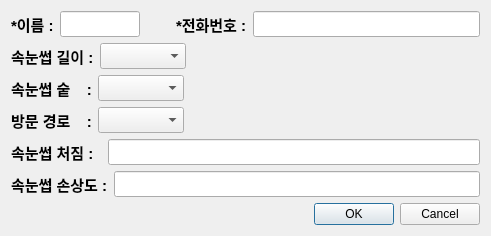
Qt form LSH/clientdialog.ui (Hoyas40/LSH) before a commit.
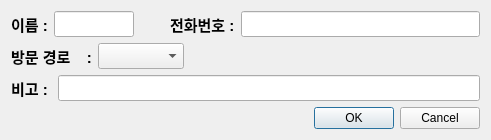
The same form after that commit.

Diff of the .ui file:
```diff
--- a/LSH/clientdialog.ui
+++ b/LSH/clientdialog.ui
@@ -7,7 +7,7 @@
     <x>0</x>
     <y>0</y>
     <width>491</width>
-    <height>217</height>
+    <height>130</height>
    </rect>
   </property>
   <property name="windowTitle">
@@ -26,7 +26,7 @@
         </font>
        </property>
        <property name="text">
-        <string>*이름 :</string>
+        <string>이름 :</string>
        </property>
       </widget>
      </item>
@@ -85,7 +85,7 @@
         </font>
        </property>
        <property name="text">
-        <string>*전화번호 :</string>
+        <string>전화번호 :</string>
        </property>
       </widget>
      </item>
@@ -105,90 +105,6 @@
      </item>
     </layout>
    </item>
-   <item>
-    <layout class="QHBoxLayout" name="horizontalLayout_3">
-     <item>
-      <widget class="QLabel" name="label_4">
-       <property name="font">
-        <font>
-         <pointsize>11</pointsize>
-         <weight>75</weight>
-         <bold>true</bold>
-        </font>
-       </property>
-       <property name="text">
-        <string>속눈썹 길이 :</string>
-       </property>
-      </widget>
-     </item>
-     <item>
-      <widget class="QComboBox" name="comboBox_length">
-       <property name="font">
-        <font>
-         <pointsize>11</pointsize>
-         <weight>75</weight>
-         <bold>true</bold>
-        </font>
-       </property>
-      </widget>
-     </item>
-     <item>
-      <spacer name="horizontalSpacer_2">
-       <property name="orientation">
-        <enum>Qt::Horizontal</enum>
-       </property>
-       <property name="sizeHint" stdset="0">
-        <size>
-         <width>78</width>
-         <height>17</height>
-        </size>
-       </property>
-      </spacer>
-     </item>
-    </layout>
-   </item>
-   <item>
-    <layout class="QHBoxLayout" name="horizontalLayout_7">
-     <item>
-      <widget class="QLabel" name="label_5">
-       <property name="font">
-        <font>
-         <pointsize>11</pointsize>
-         <weight>75</weight>
-         <bold>true</bold>
-        </font>
-       </property>
-       <property name="text">
-        <string>속눈썹 숱    :</string>
-       </property>
-      </widget>
-     </item>
-     <item>
-      <widget class="QComboBox" name="comboBox_number">
-       <property name="font">
-        <font>
-         <pointsize>11</pointsize>
-         <weight>75</weight>
-         <bold>true</bold>
-        </font>
-       </property>
-      </widget>
-     </item>
-     <item>
-      <spacer name="horizontalSpacer_5">
-       <property name="orientation">
-        <enum>Qt::Horizontal</enum>
-       </property>
-       <property name="sizeHint" stdset="0">
-        <size>
-         <width>78</width>
-         <height>17</height>
-        </size>
-       </property>
-      </spacer>
-     </item>
-    </layout>
-   </item>
    <item>
     <layout class="QHBoxLayout" name="horizontalLayout_2">
      <item>
@@ -231,35 +147,6 @@
      </item>
     </layout>
    </item>
-   <item>
-    <layout class="QHBoxLayout" name="horizontalLayout_4">
-     <item>
-      <widget class="QLabel" name="label_6">
-       <property name="font">
-        <font>
-         <pointsize>11</pointsize>
-         <weight>75</weight>
-         <bold>true</bold>
-        </font>
-       </property>
-       <property name="text">
-        <string>속눈썹 처짐 :  </string>
-       </property>
-      </widget>
-     </item>
-     <item>
-      <widget class="QLineEdit" name="lineEdit_sag">
-       <property name="font">
-        <font>
-         <pointsize>11</pointsize>
-         <weight>75</weight>
-         <bold>true</bold>
-        </font>
-       </property>
-      </widget>
-     </item>
-    </layout>
-   </item>
    <item>
     <layout class="QHBoxLayout" name="horizontalLayout_5">
      <item>
@@ -272,7 +159,7 @@
         </font>
        </property>
        <property name="text">
-        <string>속눈썹 손상도 :</string>
+        <string>비고 : </string>
        </property>
       </widget>
      </item>
```
Left out of the diff: 2 changed lines with no effect on the pictures.
